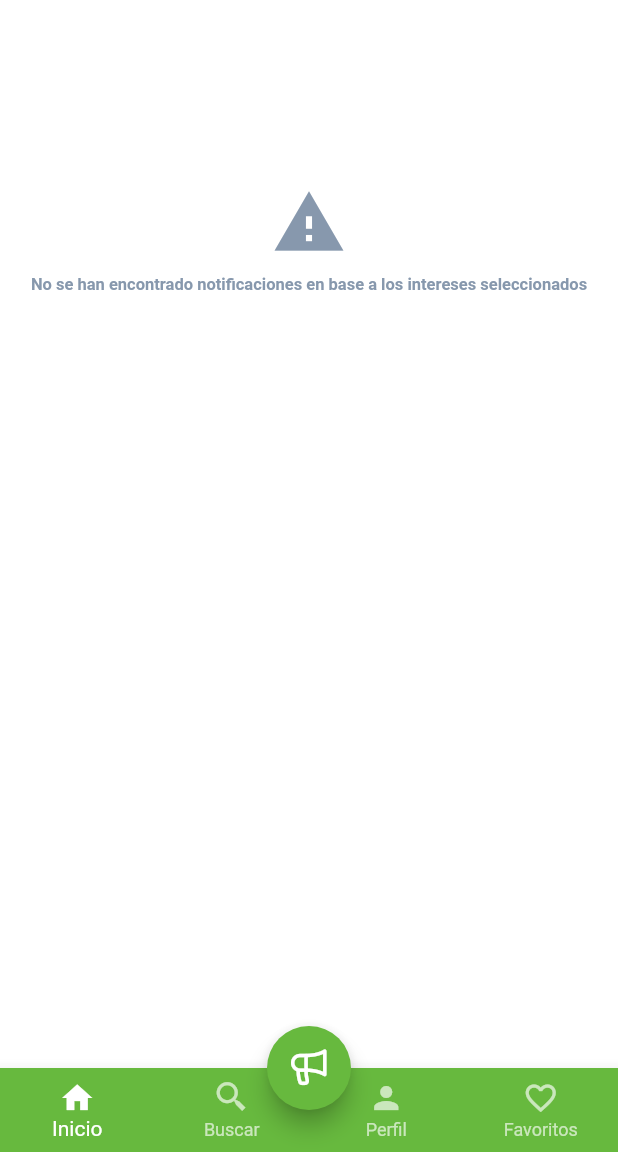
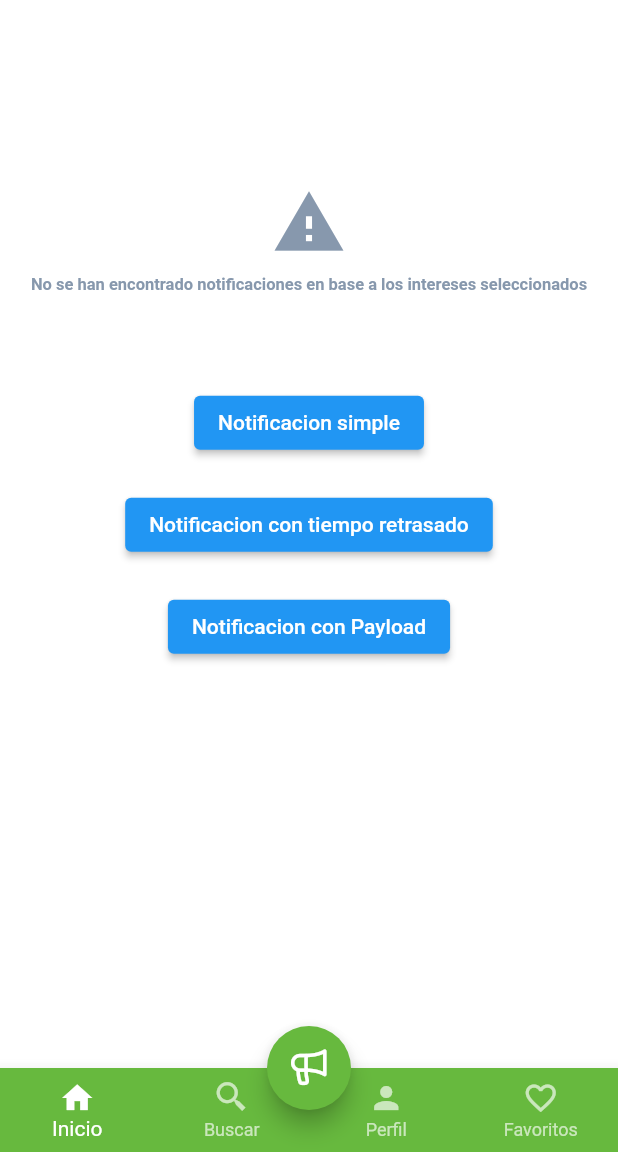
Before and after one commit to jhonandres0322/uisads_app, a Flutter app: the NotificationsPage screen opened by its route, on a phone screen of 412 x 824 dp, the part 84-1236 px from its top. Run offline on Flutter 3.47's test engine with Material 2 defaults, Android fonts, the phone set to English and light mode, and no system bars; our stand-ins replace card_swiper, flutter_local_notifications, flutter_screenutil, flutter_spinkit, google_fonts, google_sign_in and 6 more; missing offline and left inert: flutter_facebook_auth; accounts and stored records are empty; network calls fail.

Commit message:
Ajuste Notificaciones visual

```diff
--- a/lib/src/screens/notifications_page.dart
+++ b/lib/src/screens/notifications_page.dart
@@ -10,10 +10,25 @@ import 'package:uisads_app/src/constants/import_services.dart';
 import 'package:uisads_app/src/constants/import_utils.dart';
 // import 'package:uisads_app/src/constants/import_providers.dart';
 import 'package:uisads_app/src/constants/import_widgets.dart';
+import 'package:uisads_app/src/services/local_notification_service.dart';
 import 'package:uisads_app/src/shared_preferences/preferences.dart';
 
-class NotificationsPage extends StatelessWidget {
+class NotificationsPage extends StatefulWidget {
   const NotificationsPage({Key? key}) : super(key: key);
+
+  @override
+  State<NotificationsPage> createState() => _NotificationsPageState();
+}
+
+class _NotificationsPageState extends State<NotificationsPage> {
+  late final LocalNotificationService serviceNotifications;
+  @override
+  void initState() {
+    serviceNotifications = LocalNotificationService();
+    serviceNotifications.intialize();
+    _listenNotification();
+    super.initState();
+  }
 
   @override
   Widget build(BuildContext context) {
@@ -82,6 +97,39 @@ class NotificationsPage extends StatelessWidget {
               height: size.height * 0.10,
             ),
             _InterestWidgetVacio(),
+            SizedBox(
+              height: 20.0,
+            ),
+            // Boton para activar Notificacion
+            ElevatedButton(
+                onPressed: () async {
+                  log('Boton para activar notificaciones');
+                  await serviceNotifications.showNotification(
+                      id: 0, title: 'UIS ADS', body: 'Notificacion de prueba');
+                },
+                child: Text('Notificacion simple')),
+            SizedBox(
+              height: 20.0,
+            ),
+            // Boton para activar Notificacion
+            ElevatedButton(
+                onPressed: () async {
+                  log('Boton para activar notificaciones');
+                  await serviceNotifications.showScheduledNotification(
+                      id: 0,
+                      title: 'UIS ADS',
+                      body: 'Notificacion programada',
+                      seconds: 15);
+                },
+                child: Text('Notificacion con tiempo retrasado')),
+            SizedBox(
+              height: 20.0,
+            ),
+            ElevatedButton(
+                onPressed: () async{
+                   await serviceNotifications.showNotificationWithPayload(
+                      id: 0, title: 'UIS ADS', body: 'Notificacion de prueba', payload: 'Hola mundo');
+                }, child: Text('Notificacion con Payload'))
           ],
         ),
       )),
@@ -117,6 +165,18 @@ class NotificationsPage extends StatelessWidget {
           .activarDesactivarNotificaciones('inactive');
     }
     UtilsOperations.mostrarResultadoError(response, context);
+  }
+
+  // Escuchar la informacion de la notificacion recibida
+  void _listenNotification() =>
+      serviceNotifications.onNotificationClick.listen(onNotificationListener);
+  // Metodo para mostrar la informacion escuchada en el stream
+  void onNotificationListener(String? payload) {
+    log('Notificacion recibida: $payload');
+    if (payload != null && payload.isNotEmpty) {
+      // Enviamos a la pagina de detalle en este caso de mi notificacion mi Notifications page favorites-ad notifications
+      Navigator.pushNamedAndRemoveUntil(context, 'favorites-ad', (Route<dynamic> route) => false);
+    }
   }
 }
 
--- a/lib/src/utils/utils_operations.dart
+++ b/lib/src/utils/utils_operations.dart
@@ -17,6 +17,7 @@ class UtilsOperations {
     }
     return colorEncontrado;
   }
+
   // Metodo para mostrar un resultado luego de una peticion HTTP
   static void mostrarResultadoError(Response response, BuildContext context) {
     if (response.error) {
@@ -29,7 +30,9 @@ class UtilsOperations {
     }
   }
 
-  static CustomAlertDialog mostrarDialogo(BuildContext context, String mensajeDialogo) {
+  // Metodo para mostrar un modal de confirmacion con un texto definido
+  static CustomAlertDialog mostrarDialogo(
+      BuildContext context, String mensajeDialogo) {
     return CustomAlertDialog(
       title: mensajeDialogo,
       icon: Icons.check_circle,
--- a/pubspec.yaml
+++ b/pubspec.yaml
@@ -50,6 +50,10 @@ dependencies:
   flutter_spinkit: ^5.1.0
   google_sign_in: ^5.4.1
   flutter_facebook_auth: ^4.4.1
+  flutter_local_notifications: ^9.5.3+1
+  timezone: ^0.8.0
+  rxdart: ^0.27.4
+  # flutter_local_notifications: ^9.6.1
   # flutter_login_facebook: ^1.6.0
   # font_awesome_flutter: ^10.1.0
 
```
Also changed, not shown: lib/src/services/local_notification_service.dart (added, +110 -0 lines), 11 other files.
